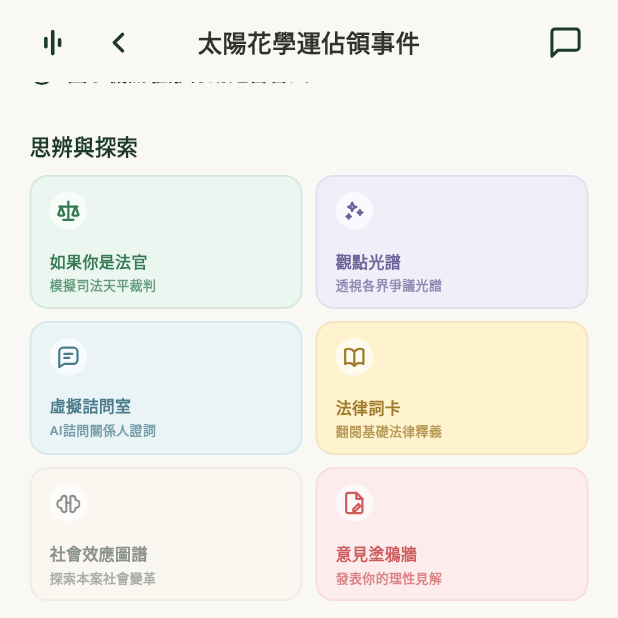
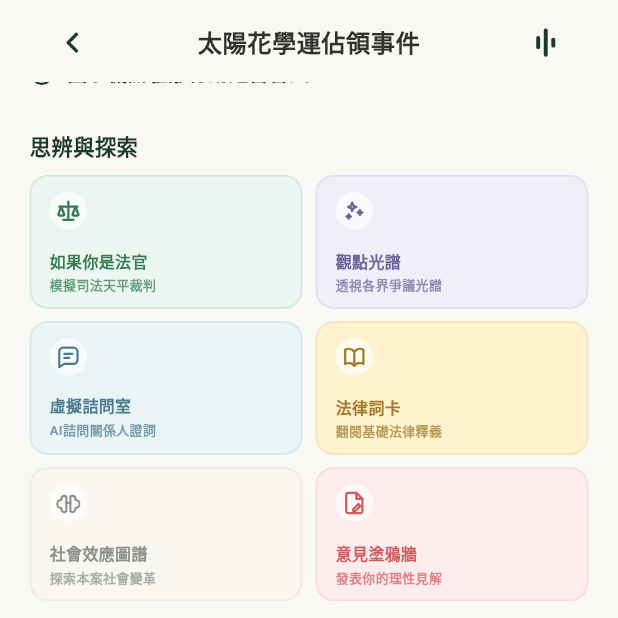
Before and after one commit to leon2324/Preamble, a Flutter app: the CaseDossierDetailPage screen opened directly with sample values from the repository, scrolled down 576 dp, on a phone screen of 412 x 824 dp, the top half of it. Run offline on Flutter 3.47's test engine with Material 3 defaults, Android fonts, the phone set to English and light mode, and no system bars; our stand-ins replace flutter_screenutil, flutter_svg, shared_preferences, sqflite; accounts and stored records are empty; network calls fail.

Commit message:
fix(case-dossier): 修正 AppBar 圖示配置，將音波與聊天室對調並左右對稱
1. 拔除左側返回鍵旁的音波圖示，左側恢復為純 iOS 風格返回按鈕，並保持 12.w 防切邊邊距。
2. 將右側原有的聊天室 (forum) 圖示替換為麥克風音波 (waveform3) 圖示，代表鄉民討論，並將右側 Positioned 調整為 right: 12.w 防切邊。

```diff
--- a/lib/features/case_time_machine/pages/case_dossier_detail_page.dart
+++ b/lib/features/case_time_machine/pages/case_dossier_detail_page.dart
@@ -359,16 +359,7 @@ class _CaseDossierDetailPageState extends State<CaseDossierDetailPage> {
                   children: [
                     Positioned(
                       left: 12.w,
-                      child: Row(
-                        mainAxisSize: MainAxisSize.min,
-                        children: [
-                          CtmSvgIcon(
-                            CtmSvgIcons.waveform3,
-                            size: 20.w,
-                            color: CaseTimeMachineColors.primaryGreen,
-                          ),
-                          SizedBox(width: 8.w),
-                          IconButton(
+                      child: IconButton(
                         padding: EdgeInsets.zero,
                         constraints: const BoxConstraints(),
                         icon: SvgPicture.string(
@@ -381,8 +372,6 @@ class _CaseDossierDetailPageState extends State<CaseDossierDetailPage> {
                           ),
                         ),
                         onPressed: () => Navigator.of(context).pop(),
-                          ),
-                        ],
                       ),
                     ),
                     Text(
@@ -475,16 +464,7 @@ class _CaseDossierDetailPageState extends State<CaseDossierDetailPage> {
                     // 左側返回鍵，完全移除 Material Icons，改用自訂的 iOS 風格 SVG 返回圖示，並去除內距與約束靠最左側對齊。
                     Positioned(
                       left: 12.w,
-                      child: Row(
-                        mainAxisSize: MainAxisSize.min,
-                        children: [
-                          CtmSvgIcon(
-                            CtmSvgIcons.waveform3,
-                            size: 20.w,
-                            color: CaseTimeMachineColors.primaryGreen,
-                          ),
-                          SizedBox(width: 8.w),
-                          IconButton(
+                      child: IconButton(
                         padding: EdgeInsets.zero,
                         constraints: const BoxConstraints(),
                         icon: SvgPicture.string(
@@ -497,8 +477,6 @@ class _CaseDossierDetailPageState extends State<CaseDossierDetailPage> {
                           ),
                         ),
                         onPressed: () => Navigator.of(context).pop(),
-                          ),
-                        ],
                       ),
                     ),
                     // 台灣繁體中文教學註解：
@@ -519,20 +497,16 @@ class _CaseDossierDetailPageState extends State<CaseDossierDetailPage> {
                       ),
                     ),
                     // 台灣繁體中文教學註解：
-                    // 右側僅放置單一討論功能按鈕，移除原有的分享按鈕，改用自訂 SVG 圖示，並去除內距與約束靠最右側對齊。
+                    // 右側僅放置單一討論功能按鈕，將原有的聊天室圖示替換為音波圖示，並防切邊右移 12.w 對齊。
                     Positioned(
-                      right: 0,
+                      right: 12.w,
                       child: IconButton(
                         padding: EdgeInsets.zero,
                         constraints: const BoxConstraints(),
-                        icon: SvgPicture.string(
-                          _svgForumIcon,
-                          width: 22.w,
-                          height: 22.w,
-                          colorFilter: const ColorFilter.mode(
-                            CaseTimeMachineColors.primaryGreen,
-                            BlendMode.srcIn,
-                          ),
+                        icon: CtmSvgIcon(
+                          CtmSvgIcons.waveform3,
+                          size: 22.w,
+                          color: CaseTimeMachineColors.primaryGreen,
                         ),
                         tooltip: '查看鄉民思辨討論',
                         onPressed: () {
```
Lines whose indentation alone changed are shown as unchanged.
